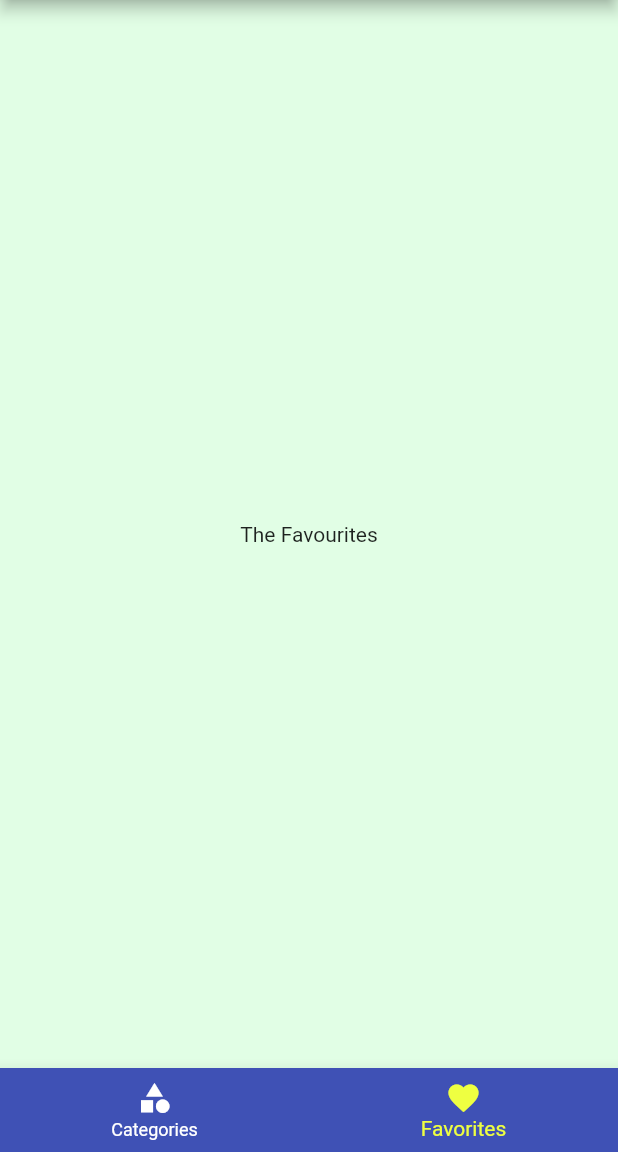
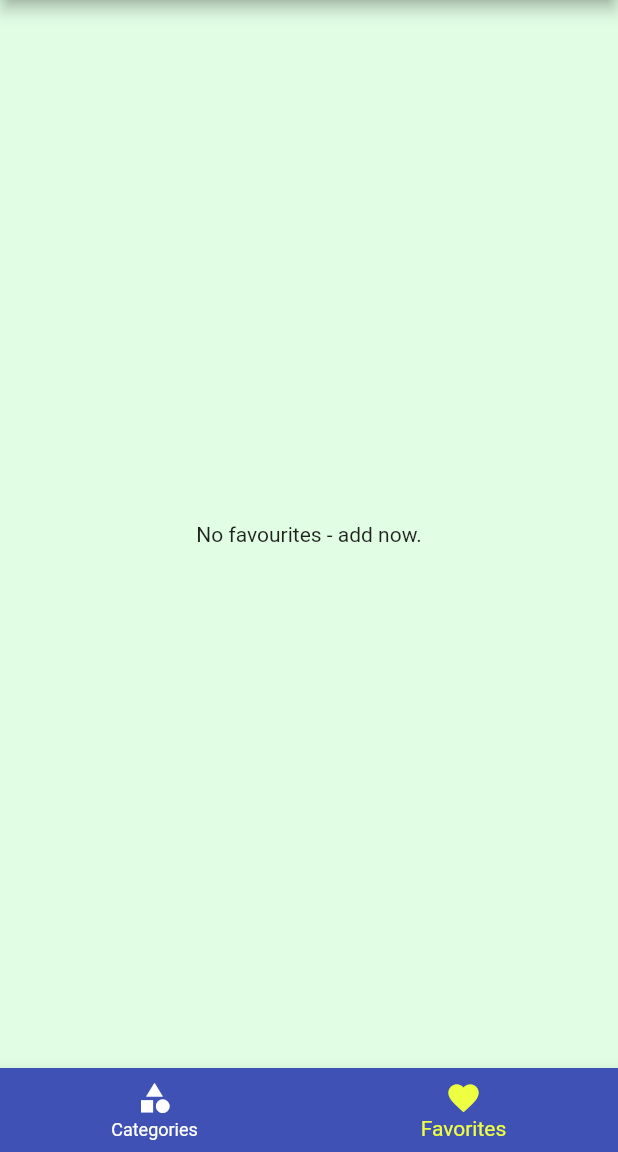
Before and after one commit to cjchika/swift_meal, a Flutter app: the screen it shows after launch, item 2 of the bottom bar chosen, on a phone screen of 412 x 824 dp, the part 84-1236 px from its top. Run offline on Flutter 3.47's test engine with Material 2 defaults, Android fonts, the phone set to English and light mode, and no system bars.

Commit message:
Improving UI/UX

```diff
--- a/lib/main.dart
+++ b/lib/main.dart
@@ -22,6 +22,7 @@ class _MyAppState extends State<MyApp> {
     'vegetarian': false
   };
   List<Meal> _availableMeals = DUMMY_MEALS;
+  List<Meal> _favouriteMeals = [];
 
   void _setFilters(Map<String, bool> filterData) {
     setState(() {
@@ -43,6 +44,21 @@ class _MyAppState extends State<MyApp> {
         return true;
       }).toList();
     });
+  }
+
+  void _toggleFavourite(String mealId) {
+    final existingIndex =
+        _favouriteMeals.indexWhere((meal) => meal.id == mealId);
+    if (existingIndex >= 0) {
+      setState(() {
+        _favouriteMeals.removeAt(existingIndex);
+      });
+    } else {
+      setState(() {
+        _favouriteMeals
+            .add(DUMMY_MEALS.firstWhere((meal) => meal.id == mealId));
+      });
+    }
   }
 
   @override
@@ -67,7 +83,7 @@ class _MyAppState extends State<MyApp> {
       ),
       //home: CategoriesScreen(),
       routes: {
-        '/': (ctx) => TabsScreen(),
+        '/': (ctx) => TabsScreen(_favouriteMeals),
         CategoryMealsScreen.routeName: (ctx) =>
             CategoryMealsScreen(_availableMeals),
         MealDetailScreen.routeName: (ctx) => MealDetailScreen(),
--- a/lib/screens/favourite_screen.dart
+++ b/lib/screens/favourite_screen.dart
@@ -1,12 +1,15 @@
 import 'package:flutter/material.dart';
+import '../models/meal.dart';
 
 class FavouritesScreen extends StatelessWidget {
-  const FavouritesScreen({Key key}) : super(key: key);
+  final List<Meal> favouriteMeals;
+
+  FavouritesScreen(this.favouriteMeals);
 
   @override
   Widget build(BuildContext context) {
     return Center(
-      child: Text('The Favourites'),
+      child: Text('No favourites - add now.'),
     );
   }
 }
--- a/lib/screens/tabs_screen.dart
+++ b/lib/screens/tabs_screen.dart
@@ -2,27 +2,36 @@ import 'package:flutter/material.dart';
 import './favourite_screen.dart';
 import './categories_screen.dart';
 import '../widgets/main_drawer.dart';
+import '../models/meal.dart';
 
 class TabsScreen extends StatefulWidget {
-  const TabsScreen({Key key}) : super(key: key);
+  final List<Meal> favouriteMeals;
+
+  TabsScreen(this.favouriteMeals);
 
   @override
   State<TabsScreen> createState() => _TabsScreenState();
 }
 
 class _TabsScreenState extends State<TabsScreen> {
-  final List<Map<String, Object>> _pages = [
+  List<Map<String, Object>> _pages;
+
+  int _selectedPageIndex = 0;
+
+  @override
+  void initState() {
+    _pages = [
       {
         'page': CategoriesScreen(),
         'title': 'Categories',
       },
       {
-      'page': FavouritesScreen(),
+        'page': FavouritesScreen(widget.favouriteMeals),
         'title': 'Favorites',
       },
     ];
-
-  int _selectedPageIndex = 0;
+    super.initState();
+  }
 
   void _selectPage(int index) {
     setState(() {
```
Lines whose indentation alone changed are shown as unchanged.
